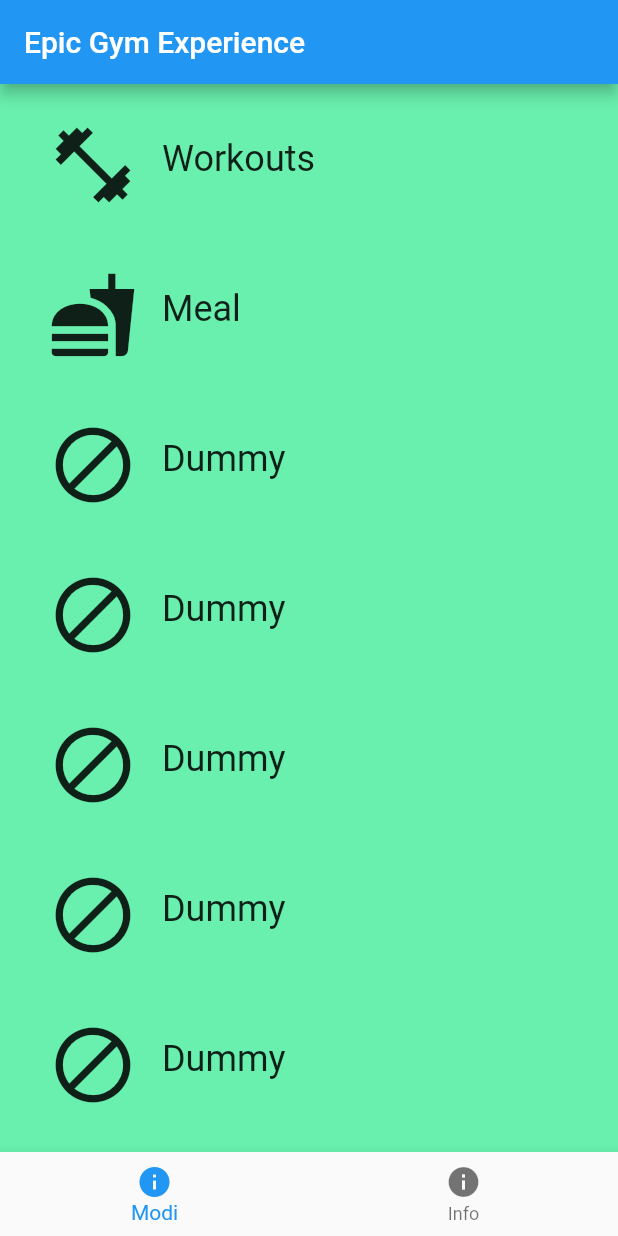
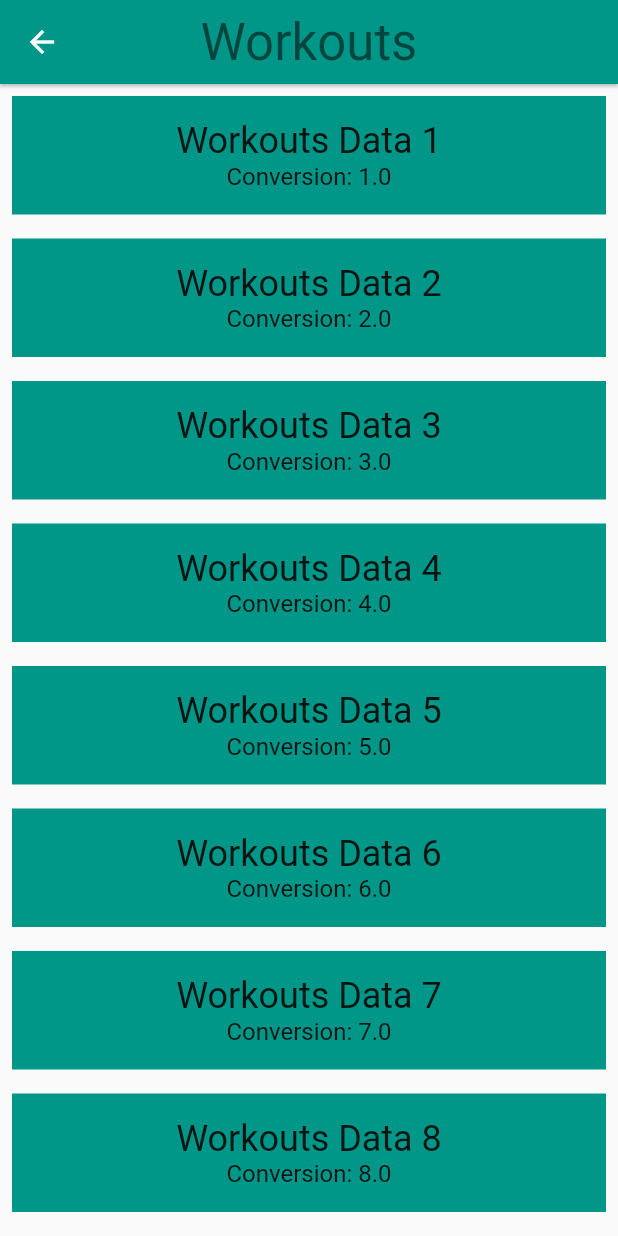
Before and after one commit to AnanjayaTyagi/FlutterFitBit, a Flutter app: the screen it shows after launch, after a tap on "Workouts", on a phone screen of 412 x 824 dp. Run offline on Flutter 3.47's test engine with Material 2 defaults, Android fonts, the phone set to English and light mode, and no system bars.

Commit message:
added data list!!

```diff
--- a/epics_flutter_app/lib/MyHomePage.dart
+++ b/epics_flutter_app/lib/MyHomePage.dart
@@ -25,7 +25,7 @@ class _MyHomePageState extends State<MyHomePage> {
       ),
       body: PageView(
         children: <Widget>[
-          Modi(),
+          ModiRoute(),
           Info()
         ],
         controller: _pageController,
--- /dev/null
+++ b/epics_flutter_app/lib/navigation_screens/Data.dart
@@ -0,0 +1,27 @@
+// Copyright 2018 The Chromium Authors. All rights reserved.
+// Use of this source code is governed by a BSD-style license that can be
+// found in the LICENSE file.
+
+import 'package:meta/meta.dart';
+
+/// Information about a [Unit].
+class Data {
+  final String name;
+  final double conversion;
+
+  /// A [Unit] stores its name and conversion factor.
+  ///
+  /// An example would be 'Meter' and '1.0'.
+  const Data({
+    @required this.name,
+    @required this.conversion,
+  })  : assert(name != null),
+        assert(conversion != null);
+
+  /// Creates a [Unit] from a JSON object.
+  Data.fromJson(Map jsonMap)
+      : assert(jsonMap['name'] != null),
+        assert(jsonMap['conversion'] != null),
+        name = jsonMap['name'],
+        conversion = jsonMap['conversion'].toDouble();
+}
--- /dev/null
+++ b/epics_flutter_app/lib/navigation_screens/DataRoute.dart
@@ -0,0 +1,62 @@
+// Copyright 2018 The Chromium Authors. All rights reserved.
+// Use of this source code is governed by a BSD-style license that can be
+// found in the LICENSE file.
+
+import 'package:flutter/material.dart';
+import 'package:meta/meta.dart';
+
+import 'package:epics_flutter_app/navigation_screens/Data.dart';
+
+/// Converter screen where users can input amounts to convert.
+///
+/// Currently, it just displays a list of mock units.
+///
+/// While it is named ConverterRoute, a more apt name would be ConverterScreen,
+/// because it is responsible for the UI at the route's destination.
+class DataRoute extends StatefulWidget {
+  /// Color for this [Category].
+  final Color color;
+
+  /// Units for this [Category].
+  final List<Data> data;
+
+  /// This [ConverterRoute] requires the color and units to not be null.
+  const DataRoute({
+    @required this.color,
+    @required this.data,
+  })  : assert(color != null),
+        assert(Data != null);
+
+  @override
+  _DataRouteState createState() => _DataRouteState();
+}
+
+class _DataRouteState extends State<DataRoute> {
+  @override
+  Widget build(BuildContext context) {
+    // Here is just a placeholder for a list of mock units
+    final dataWidgets = widget.data.map((Data data) {
+      return Container(
+        color: widget.color,
+        margin: EdgeInsets.all(8.0),
+        padding: EdgeInsets.all(16.0),
+        child: Column(
+          children: <Widget>[
+            Text(
+              data.name,
+              style: Theme.of(context).textTheme.headline,
+            ),
+            Text(
+              'Conversion: ${data.conversion}',
+              style: Theme.of(context).textTheme.subhead,
+            ),
+          ],
+        ),
+      );
+    }).toList();
+
+    return ListView(
+      children: dataWidgets,
+    );
+  }
+}
--- a/epics_flutter_app/lib/navigation_screens/Modi.dart
+++ b/epics_flutter_app/lib/navigation_screens/Modi.dart
@@ -1,8 +1,18 @@
 import 'package:flutter/material.dart';
 
 import 'package:epics_flutter_app/navigation_screens/Modus.dart';
+import 'package:epics_flutter_app/navigation_screens/Data.dart';
 
-class Modi extends StatelessWidget {
+class ModiRoute extends StatefulWidget {
+  const ModiRoute();
+
+  @override
+  _ModiRouteState createState() => _ModiRouteState();
+}
+
+class _ModiRouteState extends State<ModiRoute> {
+
+  final _modi = <Modus>[];
 
   static const _modiNames = <String>[
     'Workouts',
@@ -37,30 +47,40 @@ class Modi extends StatelessWidget {
     Icons.block,
   ];
 
-  Widget _buildModiWidgets(List<Widget> modi) {
+  Widget _buildModiWidgets() {
     return ListView.builder(
-        itemBuilder: (BuildContext context, int index) => modi[index],
-        itemCount: modi.length
+        itemBuilder: (BuildContext context, int index) => _modi[index],
+        itemCount: _modi.length,
     );
+  }
+
+  /// Returns a list of mock [Unit]s.
+  List<Data> _retrieveDataList(String modusName) {
+    return List.generate(10, (int i) {
+      i += 1;
+      return Data(
+        name: '$modusName Data $i',
+        conversion: i.toDouble(),
+      );
+    });
   }
 
   @override
   Widget build (BuildContext context) {
 
-    final modi = <Modus>[];
-
     for(var i = 0; i < _modiNames.length;i++) {
-      modi.add(Modus(
+      _modi.add(Modus(
         name: _modiNames[i],
         color: _baseColors[i],
         iconLocation: _widgetIcons[i],
+        data: _retrieveDataList(_modiNames[i]),
       ));
     }
 
     final listView = Container(
       color: Colors.greenAccent,
       padding: EdgeInsets.symmetric(horizontal: 8.0),
-      child: _buildModiWidgets(modi),
+      child: _buildModiWidgets(),
     );
 
     return Scaffold(
@@ -68,4 +88,17 @@ class Modi extends StatelessWidget {
     );
 
   }
+
+  @override
+  void initState() {
+    super.initState();
+    for (var i = 0; i < _modiNames.length; i++) {
+      _modi.add(Modus(
+        name: _modiNames[i],
+        color: _baseColors[i],
+        iconLocation: _widgetIcons[i],
+        data: _retrieveDataList(_modiNames[i]),
+      ));
+    }
+  }
 }
--- a/epics_flutter_app/lib/navigation_screens/Modus.dart
+++ b/epics_flutter_app/lib/navigation_screens/Modus.dart
@@ -1,6 +1,8 @@
 import 'package:flutter/material.dart';
 // @required is defined in the meta.dart package
 import 'package:meta/meta.dart';
+import 'package:epics_flutter_app/navigation_screens/Data.dart';
+import 'package:epics_flutter_app/navigation_screens/DataRoute.dart';
 
 // We use an underscore to indicate that these variables are private.
 // See https://www.dartlang.org/guides/language/effective-dart/design#libraries
@@ -15,6 +17,7 @@ class Modus extends StatelessWidget {
   final String name;
   final ColorSwatch color;
   final IconData iconLocation;
+  final List<Data> data;
 
   /// Creates a [Category].
   ///
@@ -28,14 +31,34 @@ class Modus extends StatelessWidget {
     @required this.name,
     @required this.color,
     @required this.iconLocation,
+    @required this.data,
   })  : assert(name != null),
         assert(color != null),
         assert(iconLocation != null),
+        assert(data != null),
         super(key: key);
 
   /// Navigates to the [ConverterRoute].
-  void _navigateToConverter(BuildContext context) {
-    // TODO: Using the Navigator, navigate to the [ConverterRoute]
+  void _navigateToStorage(BuildContext context) {
+    Navigator.of(context).push(MaterialPageRoute<Null>(
+      builder: (BuildContext context) {
+        return Scaffold(
+          appBar: AppBar(
+            elevation: 1.0,
+            title: Text(
+              name,
+              style: Theme.of(context).textTheme.display1,
+            ),
+            centerTitle: true,
+            backgroundColor: color,
+          ),
+          body: DataRoute(
+            color: color,
+            data: data,
+          ),
+        );
+      },
+    ));
   }
 
   /// Builds a custom widget that shows [Category] information.
@@ -57,10 +80,7 @@ class Modus extends StatelessWidget {
           splashColor: color,
           // We can use either the () => function() or the () { function(); }
           // syntax.
-          // TODO: Update this onTap property to call _navigateToConverter()
-          onTap: () {
-            print('I was tapped!');
-          },
+          onTap: () => _navigateToStorage(context),
           child: Padding(
             padding: EdgeInsets.all(8.0),
             child: Row(
```
